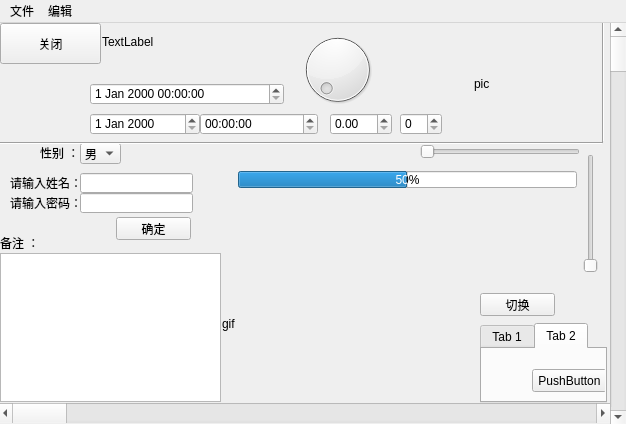
The window that qt_widgets/myui.ui (jackchen154/qt_project) describes before a commit, drawn with Qt 5.
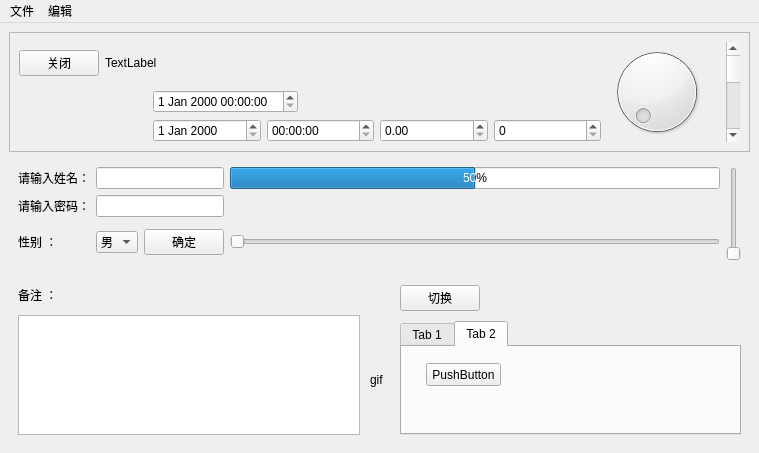
The same window after the commit. The open tabs and pages were chosen to show the change. Icons and pictures are not drawn.

The edit to the form file:
```diff
--- a/qt_widgets/myui.ui
+++ b/qt_widgets/myui.ui
@@ -6,413 +6,416 @@
    <rect>
     <x>0</x>
     <y>0</y>
-    <width>626</width>
-    <height>424</height>
+    <width>759</width>
+    <height>453</height>
    </rect>
   </property>
   <property name="windowTitle">
    <string>MainWindow</string>
   </property>
   <widget class="QWidget" name="centralwidget">
-   <widget class="QPushButton" name="guanbi">
-    <property name="geometry">
-     <rect>
-      <x>0</x>
-      <y>0</y>
-      <width>101</width>
-      <height>41</height>
-     </rect>
-    </property>
-    <property name="text">
-     <string>关闭</string>
-    </property>
-   </widget>
-   <widget class="QComboBox" name="comboBox">
-    <property name="geometry">
-     <rect>
-      <x>80</x>
-      <y>120</y>
-      <width>41</width>
-      <height>21</height>
-     </rect>
-    </property>
+   <property name="baseSize">
+    <size>
+     <width>100</width>
+     <height>100</height>
+    </size>
+   </property>
+   <layout class="QVBoxLayout" name="verticalLayout_7">
     <item>
-     <property name="text">
-      <string>男</string>
-     </property>
-    </item>
-    <item>
-     <property name="text">
-      <string>女</string>
-     </property>
-    </item>
-   </widget>
-   <widget class="QPushButton" name="pushButton">
-    <property name="geometry">
-     <rect>
-      <x>480</x>
-      <y>270</y>
-      <width>75</width>
-      <height>23</height>
-     </rect>
-    </property>
-    <property name="text">
-     <string>切换</string>
-    </property>
-   </widget>
-   <widget class="QTabWidget" name="tabWidget">
-    <property name="geometry">
-     <rect>
-      <x>480</x>
-      <y>300</y>
-      <width>127</width>
-      <height>80</height>
-     </rect>
-    </property>
-    <property name="currentIndex">
-     <number>0</number>
-    </property>
-    <widget class="QWidget" name="tab">
-     <attribute name="title">
-      <string>Tab 1</string>
-     </attribute>
-     <widget class="QRadioButton" name="radioButton_3">
-      <property name="geometry">
-       <rect>
-        <x>20</x>
-        <y>20</y>
-        <width>89</width>
-        <height>16</height>
-       </rect>
+     <widget class="QFrame" name="frame">
+      <property name="frameShape">
+       <enum>QFrame::StyledPanel</enum>
       </property>
-      <property name="text">
-       <string>RadioButton</string>
+      <property name="frameShadow">
+       <enum>QFrame::Raised</enum>
       </property>
+      <layout class="QGridLayout" name="gridLayout_2">
+       <item row="0" column="2">
+        <widget class="QLabel" name="label_tupain">
+         <property name="maximumSize">
+          <size>
+           <width>150</width>
+           <height>200</height>
+          </size>
+         </property>
+         <property name="text">
+          <string/>
+         </property>
+         <property name="pixmap">
+          <pixmap resource="myresource.qrc">:/image/meinv.png</pixmap>
+         </property>
+         <property name="scaledContents">
+          <bool>false</bool>
+         </property>
+        </widget>
+       </item>
+       <item row="0" column="3">
+        <widget class="QScrollBar" name="verticalScrollBar">
+         <property name="orientation">
+          <enum>Qt::Vertical</enum>
+         </property>
+        </widget>
+       </item>
+       <item row="0" column="1">
+        <widget class="QDial" name="dial">
+         <property name="minimumSize">
+          <size>
+           <width>100</width>
+           <height>100</height>
+          </size>
+         </property>
+        </widget>
+       </item>
+       <item row="0" column="0">
+        <layout class="QVBoxLayout" name="verticalLayout">
+         <item>
+          <layout class="QHBoxLayout" name="horizontalLayout_6">
+           <item>
+            <widget class="QPushButton" name="guanbi">
+             <property name="text">
+              <string>关闭</string>
+             </property>
+            </widget>
+           </item>
+           <item>
+            <widget class="QLabel" name="label_html">
+             <property name="text">
+              <string>TextLabel</string>
+             </property>
+            </widget>
+           </item>
+           <item>
+            <spacer name="horizontalSpacer_7">
+             <property name="orientation">
+              <enum>Qt::Horizontal</enum>
+             </property>
+             <property name="sizeHint" stdset="0">
+              <size>
+               <width>119</width>
+               <height>14</height>
+              </size>
+             </property>
+            </spacer>
+           </item>
+          </layout>
+         </item>
+         <item>
+          <layout class="QHBoxLayout" name="horizontalLayout_5">
+           <item>
+            <spacer name="horizontalSpacer_3">
+             <property name="orientation">
+              <enum>Qt::Horizontal</enum>
+             </property>
+             <property name="sizeType">
+              <enum>QSizePolicy::Fixed</enum>
+             </property>
+             <property name="sizeHint" stdset="0">
+              <size>
+               <width>134</width>
+               <height>20</height>
+              </size>
+             </property>
+            </spacer>
+           </item>
+           <item>
+            <widget class="QDateTimeEdit" name="dateTimeEdit"/>
+           </item>
+           <item>
+            <spacer name="horizontalSpacer_5">
+             <property name="orientation">
+              <enum>Qt::Horizontal</enum>
+             </property>
+             <property name="sizeHint" stdset="0">
+              <size>
+               <width>131</width>
+               <height>17</height>
+              </size>
+             </property>
+            </spacer>
+           </item>
+          </layout>
+         </item>
+         <item>
+          <layout class="QHBoxLayout" name="horizontalLayout_4">
+           <item>
+            <spacer name="horizontalSpacer">
+             <property name="orientation">
+              <enum>Qt::Horizontal</enum>
+             </property>
+             <property name="sizeType">
+              <enum>QSizePolicy::Fixed</enum>
+             </property>
+             <property name="sizeHint" stdset="0">
+              <size>
+               <width>134</width>
+               <height>20</height>
+              </size>
+             </property>
+            </spacer>
+           </item>
+           <item>
+            <widget class="QDateEdit" name="dateEdit"/>
+           </item>
+           <item>
+            <widget class="QTimeEdit" name="timeEdit"/>
+           </item>
+           <item>
+            <widget class="QDoubleSpinBox" name="doubleSpinBox"/>
+           </item>
+           <item>
+            <widget class="QSpinBox" name="spinBox"/>
+           </item>
+          </layout>
+         </item>
+        </layout>
+       </item>
+      </layout>
+      <zorder>verticalScrollBar</zorder>
+      <zorder>label_tupain</zorder>
+      <zorder>dial</zorder>
+      <zorder></zorder>
      </widget>
-    </widget>
-    <widget class="QWidget" name="tab_2">
-     <attribute name="title">
-      <string>Tab 2</string>
-     </attribute>
-     <widget class="QPushButton" name="pushButton_2">
-      <property name="geometry">
-       <rect>
-        <x>50</x>
-        <y>20</y>
-        <width>75</width>
-        <height>23</height>
-       </rect>
-      </property>
-      <property name="text">
-       <string>PushButton</string>
-      </property>
+    </item>
+    <item>
+     <widget class="QWidget" name="widget_2" native="true">
+      <layout class="QGridLayout" name="gridLayout">
+       <item row="3" column="1">
+        <widget class="QComboBox" name="comboBox">
+         <item>
+          <property name="text">
+           <string>男</string>
+          </property>
+         </item>
+         <item>
+          <property name="text">
+           <string>女</string>
+          </property>
+         </item>
+        </widget>
+       </item>
+       <item row="3" column="0">
+        <widget class="QLabel" name="label_3">
+         <property name="text">
+          <string>&lt;html&gt;&lt;head/&gt;&lt;body&gt;&lt;p&gt;性别      ：&lt;/p&gt;&lt;/body&gt;&lt;/html&gt;</string>
+         </property>
+        </widget>
+       </item>
+       <item row="3" column="2">
+        <widget class="QPushButton" name="pushButton_3">
+         <property name="text">
+          <string>确定</string>
+         </property>
+        </widget>
+       </item>
+       <item row="0" column="0">
+        <widget class="QLabel" name="label_2">
+         <property name="text">
+          <string>&lt;html&gt;&lt;head/&gt;&lt;body&gt;&lt;p&gt;请输入姓名：&lt;/p&gt;&lt;/body&gt;&lt;/html&gt;</string>
+         </property>
+        </widget>
+       </item>
+       <item row="0" column="3">
+        <widget class="QProgressBar" name="jindutiao">
+         <property name="value">
+          <number>50</number>
+         </property>
+        </widget>
+       </item>
+       <item row="0" column="4" rowspan="5">
+        <widget class="QSlider" name="verticalSlider">
+         <property name="orientation">
+          <enum>Qt::Vertical</enum>
+         </property>
+        </widget>
+       </item>
+       <item row="3" column="3">
+        <widget class="QSlider" name="horizontalSlider">
+         <property name="orientation">
+          <enum>Qt::Horizontal</enum>
+         </property>
+        </widget>
+       </item>
+       <item row="1" column="0">
+        <widget class="QLabel" name="label">
+         <property name="text">
+          <string>&lt;html&gt;&lt;head/&gt;&lt;body&gt;&lt;p&gt;请输入密码：&lt;/p&gt;&lt;/body&gt;&lt;/html&gt;</string>
+         </property>
+        </widget>
+       </item>
+       <item row="0" column="1" colspan="2">
+        <widget class="QLineEdit" name="name">
+         <property name="text">
+          <string/>
+         </property>
+        </widget>
+       </item>
+       <item row="1" column="1" colspan="2">
+        <widget class="QLineEdit" name="password">
+         <property name="text">
+          <string/>
+         </property>
+        </widget>
+       </item>
+      </layout>
      </widget>
-    </widget>
-   </widget>
-   <widget class="QLineEdit" name="password">
-    <property name="geometry">
-     <rect>
-      <x>80</x>
-      <y>170</y>
-      <width>113</width>
-      <height>20</height>
-     </rect>
-    </property>
-    <property name="text">
-     <string/>
-    </property>
-   </widget>
-   <widget class="QLabel" name="label">
-    <property name="geometry">
-     <rect>
-      <x>10</x>
-      <y>170</y>
-      <width>71</width>
-      <height>21</height>
-     </rect>
-    </property>
-    <property name="text">
-     <string>&lt;html&gt;&lt;head/&gt;&lt;body&gt;&lt;p&gt;请输入密码：&lt;/p&gt;&lt;/body&gt;&lt;/html&gt;</string>
-    </property>
-   </widget>
-   <widget class="QPushButton" name="pushButton_3">
-    <property name="geometry">
-     <rect>
-      <x>116</x>
-      <y>194</y>
-      <width>75</width>
-      <height>23</height>
-     </rect>
-    </property>
-    <property name="text">
-     <string>确定</string>
-    </property>
-   </widget>
-   <widget class="QLabel" name="label_2">
-    <property name="geometry">
-     <rect>
-      <x>10</x>
-      <y>150</y>
-      <width>71</width>
-      <height>21</height>
-     </rect>
-    </property>
-    <property name="text">
-     <string>&lt;html&gt;&lt;head/&gt;&lt;body&gt;&lt;p&gt;请输入姓名：&lt;/p&gt;&lt;/body&gt;&lt;/html&gt;</string>
-    </property>
-   </widget>
-   <widget class="QLineEdit" name="name">
-    <property name="geometry">
-     <rect>
-      <x>80</x>
-      <y>150</y>
-      <width>113</width>
-      <height>20</height>
-     </rect>
-    </property>
-    <property name="text">
-     <string/>
-    </property>
-   </widget>
-   <widget class="QLabel" name="label_3">
-    <property name="geometry">
-     <rect>
-      <x>40</x>
-      <y>120</y>
-      <width>41</width>
-      <height>21</height>
-     </rect>
-    </property>
-    <property name="text">
-     <string>&lt;html&gt;&lt;head/&gt;&lt;body&gt;&lt;p&gt;性别      ：&lt;/p&gt;&lt;/body&gt;&lt;/html&gt;</string>
-    </property>
-   </widget>
-   <widget class="QTextEdit" name="textEdit">
-    <property name="geometry">
-     <rect>
-      <x>0</x>
-      <y>230</y>
-      <width>221</width>
-      <height>149</height>
-     </rect>
-    </property>
-   </widget>
-   <widget class="QLabel" name="label_4">
-    <property name="geometry">
-     <rect>
-      <x>0</x>
-      <y>210</y>
-      <width>41</width>
-      <height>21</height>
-     </rect>
-    </property>
-    <property name="text">
-     <string>&lt;html&gt;&lt;head/&gt;&lt;body&gt;&lt;p&gt;备注 ：&lt;/p&gt;&lt;/body&gt;&lt;/html&gt;</string>
-    </property>
-   </widget>
-   <widget class="QSpinBox" name="spinBox">
-    <property name="geometry">
-     <rect>
-      <x>400</x>
-      <y>90</y>
-      <width>42</width>
-      <height>22</height>
-     </rect>
-    </property>
-   </widget>
-   <widget class="QDoubleSpinBox" name="doubleSpinBox">
-    <property name="geometry">
-     <rect>
-      <x>330</x>
-      <y>90</y>
-      <width>62</width>
-      <height>22</height>
-     </rect>
-    </property>
-   </widget>
-   <widget class="QTimeEdit" name="timeEdit">
-    <property name="geometry">
-     <rect>
-      <x>200</x>
-      <y>90</y>
-      <width>118</width>
-      <height>22</height>
-     </rect>
-    </property>
-   </widget>
-   <widget class="QDateEdit" name="dateEdit">
-    <property name="geometry">
-     <rect>
-      <x>90</x>
-      <y>90</y>
-      <width>110</width>
-      <height>22</height>
-     </rect>
-    </property>
-   </widget>
-   <widget class="QDateTimeEdit" name="dateTimeEdit">
-    <property name="geometry">
-     <rect>
-      <x>90</x>
-      <y>60</y>
-      <width>194</width>
-      <height>22</height>
-     </rect>
-    </property>
-   </widget>
-   <widget class="QDial" name="dial">
-    <property name="geometry">
-     <rect>
-      <x>292</x>
-      <y>6</y>
-      <width>91</width>
-      <height>81</height>
-     </rect>
-    </property>
-   </widget>
-   <widget class="QScrollBar" name="verticalScrollBar">
-    <property name="geometry">
-     <rect>
-      <x>610</x>
-      <y>0</y>
-      <width>16</width>
-      <height>401</height>
-     </rect>
-    </property>
-    <property name="orientation">
-     <enum>Qt::Vertical</enum>
-    </property>
-   </widget>
-   <widget class="QScrollBar" name="horizontalScrollBar">
-    <property name="geometry">
-     <rect>
-      <x>-1</x>
-      <y>380</y>
-      <width>611</width>
-      <height>20</height>
-     </rect>
-    </property>
-    <property name="orientation">
-     <enum>Qt::Horizontal</enum>
-    </property>
-   </widget>
-   <widget class="QSlider" name="horizontalSlider">
-    <property name="geometry">
-     <rect>
-      <x>420</x>
-      <y>118</y>
-      <width>160</width>
-      <height>22</height>
-     </rect>
-    </property>
-    <property name="orientation">
-     <enum>Qt::Horizontal</enum>
-    </property>
-   </widget>
-   <widget class="QSlider" name="verticalSlider">
-    <property name="geometry">
-     <rect>
-      <x>580</x>
-      <y>131</y>
-      <width>22</width>
-      <height>119</height>
-     </rect>
-    </property>
-    <property name="orientation">
-     <enum>Qt::Vertical</enum>
-    </property>
-   </widget>
-   <widget class="Line" name="line">
-    <property name="geometry">
-     <rect>
-      <x>-6</x>
-      <y>110</y>
-      <width>609</width>
-      <height>21</height>
-     </rect>
-    </property>
-    <property name="orientation">
-     <enum>Qt::Horizontal</enum>
-    </property>
-   </widget>
-   <widget class="Line" name="line_2">
-    <property name="geometry">
-     <rect>
-      <x>600</x>
-      <y>-2</y>
-      <width>7</width>
-      <height>121</height>
-     </rect>
-    </property>
-    <property name="orientation">
-     <enum>Qt::Vertical</enum>
-    </property>
-   </widget>
-   <widget class="QLabel" name="label_tupain">
-    <property name="geometry">
-     <rect>
-      <x>474</x>
-      <y>2</y>
-      <width>123</width>
-      <height>117</height>
-     </rect>
-    </property>
-    <property name="text">
-     <string>pic</string>
-    </property>
-    <property name="scaledContents">
-     <bool>false</bool>
-    </property>
-   </widget>
-   <widget class="QLabel" name="label_gifdonghua">
-    <property name="geometry">
-     <rect>
-      <x>222</x>
-      <y>222</y>
-      <width>153</width>
-      <height>157</height>
-     </rect>
-    </property>
-    <property name="text">
-     <string>gif</string>
-    </property>
-    <property name="scaledContents">
-     <bool>false</bool>
-    </property>
-   </widget>
-   <widget class="QLabel" name="label_html">
-    <property name="geometry">
-     <rect>
-      <x>102</x>
-      <y>6</y>
-      <width>165</width>
-      <height>25</height>
-     </rect>
-    </property>
-    <property name="text">
-     <string>TextLabel</string>
-    </property>
-   </widget>
-   <widget class="QProgressBar" name="jindutiao">
-    <property name="geometry">
-     <rect>
-      <x>238</x>
-      <y>148</y>
-      <width>339</width>
-      <height>17</height>
-     </rect>
-    </property>
-    <property name="value">
-     <number>50</number>
-    </property>
-   </widget>
+    </item>
+    <item>
+     <widget class="QWidget" name="widget" native="true">
+      <layout class="QHBoxLayout" name="horizontalLayout_3">
+       <property name="spacing">
+        <number>10</number>
+       </property>
+       <item>
+        <layout class="QVBoxLayout" name="verticalLayout_2">
+         <item>
+          <layout class="QHBoxLayout" name="horizontalLayout">
+           <item>
+            <widget class="QLabel" name="label_4">
+             <property name="text">
+              <string>&lt;html&gt;&lt;head/&gt;&lt;body&gt;&lt;p&gt;备注 ：&lt;/p&gt;&lt;/body&gt;&lt;/html&gt;</string>
+             </property>
+            </widget>
+           </item>
+           <item>
+            <spacer name="horizontalSpacer_6">
+             <property name="orientation">
+              <enum>Qt::Horizontal</enum>
+             </property>
+             <property name="sizeHint" stdset="0">
+              <size>
+               <width>190</width>
+               <height>20</height>
+              </size>
+             </property>
+            </spacer>
+           </item>
+          </layout>
+         </item>
+         <item>
+          <widget class="QTextEdit" name="textEdit"/>
+         </item>
+        </layout>
+       </item>
+       <item>
+        <layout class="QVBoxLayout" name="verticalLayout_4">
+         <item>
+          <spacer name="verticalSpacer">
+           <property name="orientation">
+            <enum>Qt::Vertical</enum>
+           </property>
+           <property name="sizeType">
+            <enum>QSizePolicy::Fixed</enum>
+           </property>
+           <property name="sizeHint" stdset="0">
+            <size>
+             <width>20</width>
+             <height>40</height>
+            </size>
+           </property>
+          </spacer>
+         </item>
+         <item>
+          <widget class="QLabel" name="label_gifdonghua">
+           <property name="maximumSize">
+            <size>
+             <width>300</width>
+             <height>300</height>
+            </size>
+           </property>
+           <property name="text">
+            <string>gif</string>
+           </property>
+           <property name="scaledContents">
+            <bool>false</bool>
+           </property>
+          </widget>
+         </item>
+        </layout>
+       </item>
+       <item>
+        <layout class="QVBoxLayout" name="verticalLayout_3">
+         <item>
+          <layout class="QHBoxLayout" name="horizontalLayout_2">
+           <item>
+            <widget class="QPushButton" name="pushButton">
+             <property name="text">
+              <string>切换</string>
+             </property>
+            </widget>
+           </item>
+           <item>
+            <spacer name="horizontalSpacer_2">
+             <property name="orientation">
+              <enum>Qt::Horizontal</enum>
+             </property>
+             <property name="sizeHint" stdset="0">
+              <size>
+               <width>84</width>
+               <height>20</height>
+              </size>
+             </property>
+            </spacer>
+           </item>
+          </layout>
+         </item>
+         <item>
+          <widget class="QTabWidget" name="tabWidget">
+           <property name="currentIndex">
+            <number>1</number>
+           </property>
+           <widget class="QWidget" name="tab">
+            <attribute name="title">
+             <string>Tab 1</string>
+            </attribute>
+            <widget class="QRadioButton" name="radioButton_3">
+             <property name="geometry">
+              <rect>
+               <x>20</x>
+               <y>20</y>
+               <width>89</width>
+               <height>16</height>
+              </rect>
+             </property>
+             <property name="text">
+              <string>RadioButton</string>
+             </property>
+            </widget>
+           </widget>
+           <widget class="QWidget" name="tab_2">
+            <attribute name="title">
+             <string>Tab 2</string>
+            </attribute>
+            <widget class="QPushButton" name="pushButton_2">
+             <property name="geometry">
+              <rect>
+               <x>24</x>
+               <y>16</y>
+               <width>75</width>
+               <height>23</height>
+              </rect>
+             </property>
+             <property name="text">
+              <string>PushButton</string>
+             </property>
+            </widget>
+           </widget>
+          </widget>
+         </item>
+        </layout>
+       </item>
+      </layout>
+      <zorder></zorder>
+      <zorder></zorder>
+     </widget>
+    </item>
+   </layout>
   </widget>
   <widget class="QMenuBar" name="menubar">
    <property name="geometry">
     <rect>
      <x>0</x>
      <y>0</y>
-     <width>626</width>
+     <width>759</width>
      <height>25</height>
     </rect>
    </property>
```
Left out of the diff: 10 changed lines with no effect on the pictures.
